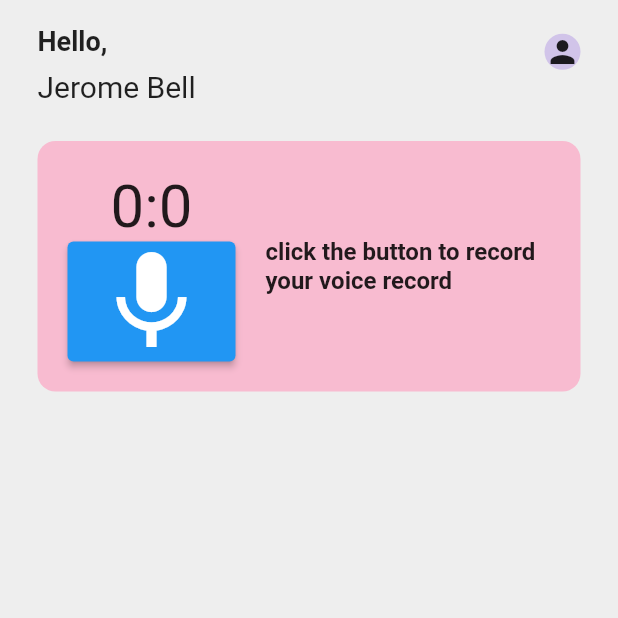
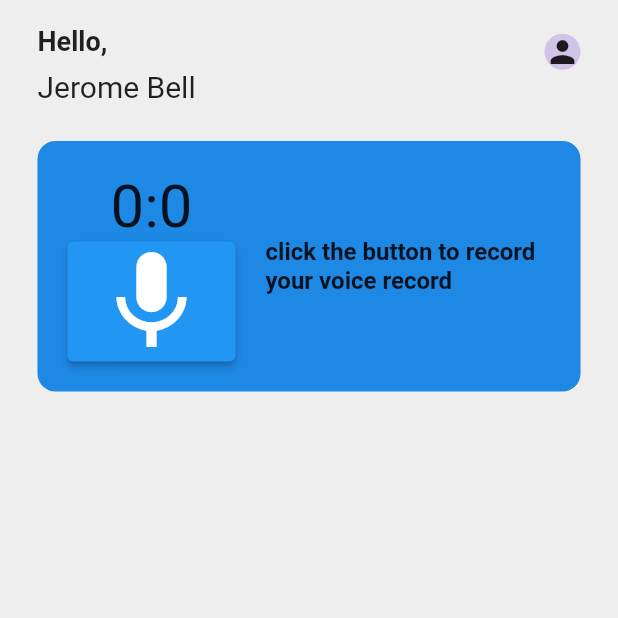
Before and after one commit to sajasaadoun/EasyPark, a Flutter app: the screen it shows after launch, on a phone screen of 412 x 824 dp, the top half of it. Run offline on Flutter 3.47's test engine with Material 2 defaults, Android fonts, the light colour scheme and no system bars; our stand-ins replace permission_handler; missing offline and left inert: dart:ffi, flutter_emoji, flutter_sound.

Commit message:
update speech page

```diff
--- a/easypark/lib/screens/speechDetection.dart
+++ b/easypark/lib/screens/speechDetection.dart
@@ -102,7 +102,7 @@ class _speechPageState extends State<speechPage> {
               child: Container(
                 padding: const EdgeInsets.all(20),
                 decoration: BoxDecoration(
-                    color: Colors.pink[100],
+                    color: Colors.blue[600],
                     borderRadius: BorderRadius.circular(12)),
                 child: Row(
                   children: [
```
